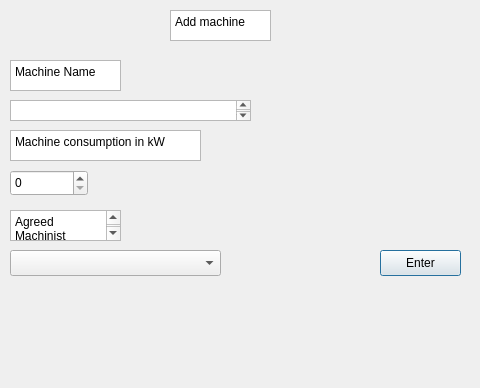
The window that Add_machine.ui (Simlebo/Project_3BM) describes before a commit, drawn with Qt 5; both pictures show x 0 to 480 and y 0 to 388 of the 480 by 640 pixel window.
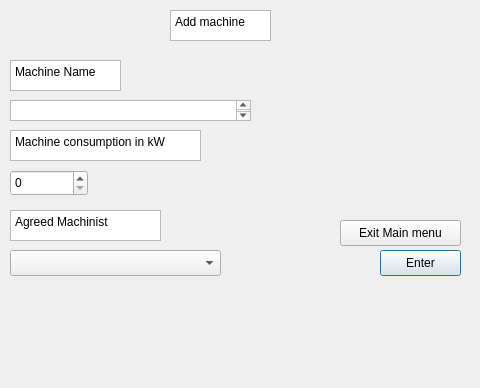
The same window after the commit.

Commit message: Add read-only properties to various UI elements and create Add Pieces dialog

```diff
--- a/Add_machine.ui
+++ b/Add_machine.ui
@@ -77,10 +77,13 @@
     <rect>
      <x>10</x>
      <y>210</y>
-     <width>111</width>
+     <width>151</width>
      <height>31</height>
     </rect>
    </property>
+   <property name="readOnly">
+    <bool>true</bool>
+   </property>
    <property name="plainText">
     <string>Agreed Machinist</string>
    </property>
@@ -108,6 +111,19 @@
     <string>Enter</string>
    </property>
   </widget>
+  <widget class="QPushButton" name="Exit_main_menu">
+   <property name="geometry">
+    <rect>
+     <x>340</x>
+     <y>220</y>
+     <width>121</width>
+     <height>26</height>
+    </rect>
+   </property>
+   <property name="text">
+    <string>Exit Main menu</string>
+   </property>
+  </widget>
  </widget>
  <resources/>
  <connections/>
```
Left out of the diff: 11 changed lines with no effect on the pictures. The commit also changes 3 other files.
